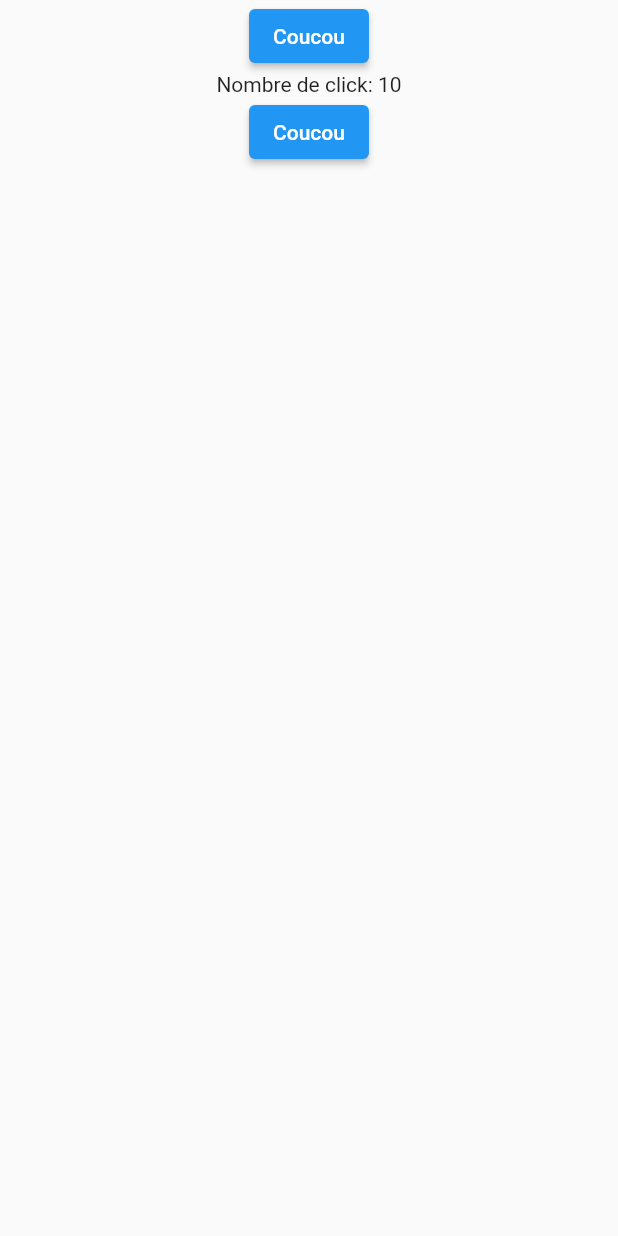
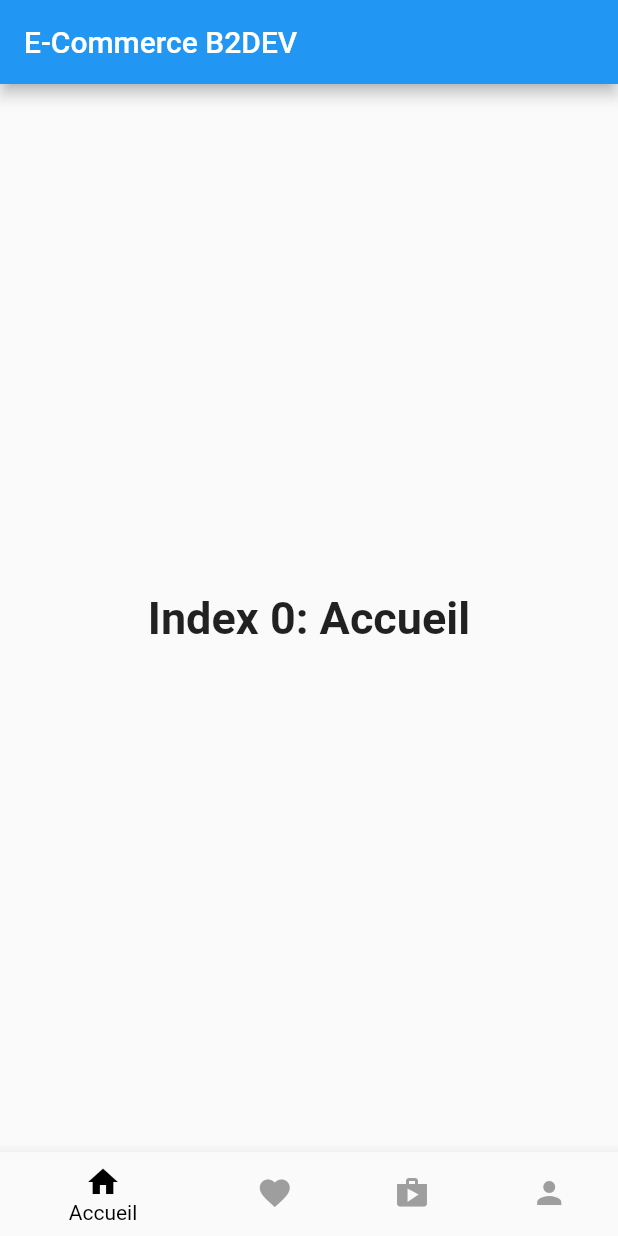
Before and after one commit to Flolpb/E-Commerce-B2DEV, a Flutter app: the screen it shows after launch, on a phone screen of 412 x 824 dp. Run offline on Flutter 3.47's test engine with Material 2 defaults, Android fonts, the phone set to English and light mode, and no system bars.

```diff
--- a/E-Commerce_App/lib/screens/home_screen.dart
+++ b/E-Commerce_App/lib/screens/home_screen.dart
@@ -1,4 +1,4 @@
-import 'package:first_project/screens/profile_screen.dart';
+
 import 'package:flutter/material.dart';
 
 
@@ -11,13 +11,13 @@ class HomeScreen extends StatefulWidget{
 
 
 class _HomeScreenState extends State<HomeScreen> {
-  int _inc = 0;
+  int _selectedIndex = 0;
 
   @override
   void initState(){
     super.initState();
     setState(() {
-      _inc = 10;
+      _selectedIndex = 0;
     });
   }
 
@@ -26,39 +26,69 @@ class _HomeScreenState extends State<HomeScreen> {
     super.dispose();
   }
 
+  void _onItemTapped(int index){
+    setState(() {
+      _selectedIndex = index;
+    });
+  }
+
+  static const TextStyle optionStyle =
+      TextStyle(fontSize: 30, fontWeight: FontWeight.bold);
+
+  static const List<Widget> _widgetOptions = <Widget>[
+    Text(
+      'Index 0: Accueil',
+      style: optionStyle,
+    ),
+    Text(
+      'Index 1: Favoris',
+      style: optionStyle,
+    ),
+    Text(
+      'Index 2: Shop',
+      style: optionStyle,
+    ),
+    Text(
+      'Index 3: Compte',
+      style: optionStyle,
+    ),
+  ];
+
   @override
   Widget build(BuildContext context){
-    return Scaffold(
-      body: Container(
-        child: GestureDetector(
-          child: Center(
-            child: Container(
-              child: Column(
-                children: [
-                  SizedBox(
-                    child: ElevatedButton(
-
-                      onPressed: () => setState(() => _inc++),
-                      child: Text("Coucou"),
-                    ),
-                  ),
-                  Text("Nombre de click: $_inc"),
-                  SizedBox(
-                    child: ElevatedButton(
-                      onPressed: () => Navigator.pushAndRemoveUntil(
-                          context,
-                          MaterialPageRoute(builder: (context) => ProfileScreen()),
-                          (route) => false,
-                        ),
-                      child: Text("Coucou"),
-                    ),
-                  )
-              ],
-              )
-            )
-
-
-          ),
+    return MaterialApp(
+      title: "E-Commerce",
+      home: Scaffold(
+        appBar: AppBar(
+          title: const Text("E-Commerce B2DEV")
+          )
+        ,
+        body: Center(
+          child: _widgetOptions.elementAt(_selectedIndex),
+        ),
+        bottomNavigationBar: BottomNavigationBar(
+          items: const <BottomNavigationBarItem>[
+            BottomNavigationBarItem(
+              icon: Icon(Icons.home),
+              label: 'Accueil',
+            ),
+            BottomNavigationBarItem(
+              icon: Icon(Icons.favorite),
+              label: 'Favoris',
+            ),
+            BottomNavigationBarItem(
+              icon: Icon(Icons.shop),
+              label: 'Shop',
+            ),
+            BottomNavigationBarItem(
+              icon: Icon(Icons.person),
+              label: 'Compte',
+            ),
+          ],
+          currentIndex: _selectedIndex,
+          selectedItemColor: Colors.black,
+          unselectedItemColor: Colors.grey,
+          onTap: _onItemTapped,
         ),
       )
     );
```
